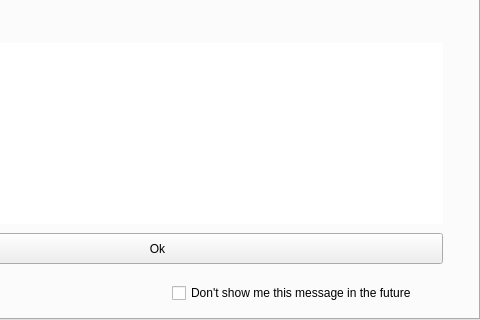
This is qt/checkbox-qt.ui in checkbox/checkbox as Qt 5 draws it before an edit; both pictures show x 160 to 640 and y 123 to 443 of the 640 by 443 pixel window. The edited form follows.
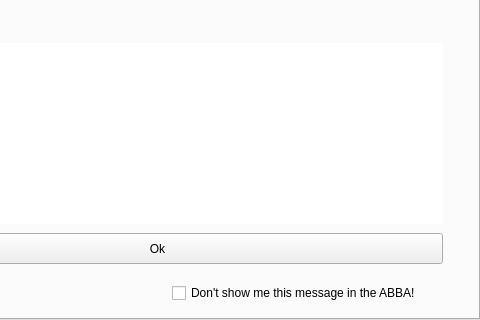
This is the edited form.

Commit message: Redesigned the home screen :)

Patch:
```diff
--- a/qt/checkbox-qt.ui
+++ b/qt/checkbox-qt.ui
@@ -183,7 +183,7 @@
              </font>
             </property>
             <property name="text">
-             <string>Don't show me this message in the future</string>
+             <string>Don't show me this message in the ABBA!</string>
             </property>
            </widget>
           </widget>
```
The commit also changes 2 other files.
